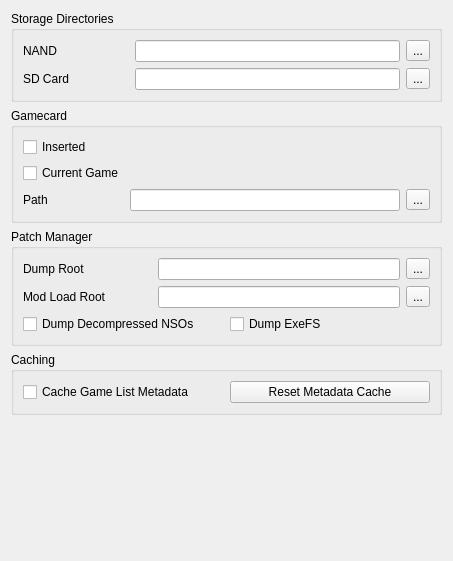
Qt form src/yuzu/configuration/configure_filesystem.ui (yuzu-emu-mirror/yuzu) before a commit.
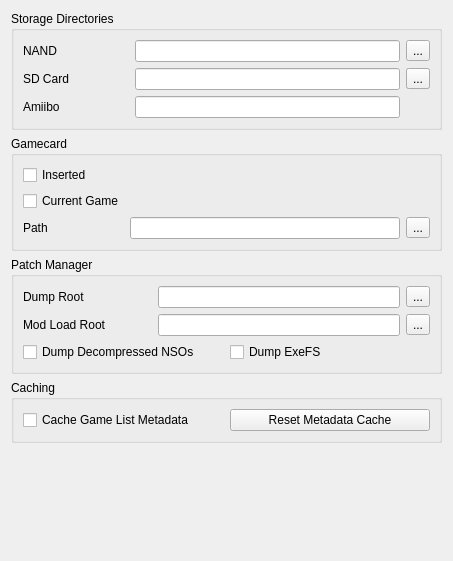
The same form after that commit.

Commit message: Add an option to set the amiibo directory

The edit to the form file:
```diff
--- a/src/yuzu/configuration/configure_filesystem.ui
+++ b/src/yuzu/configuration/configure_filesystem.ui
@@ -75,6 +75,39 @@
           </property>
          </spacer>
         </item>
+        <item row="2" column="2">
+         <widget class="QLineEdit" name="amiibo_directory_edit"/>
+        </item>
+        <item row="2" column="0">
+         <widget class="QLabel" name="label_3">
+          <property name="text">
+           <string>Amiibo</string>
+          </property>
+         </widget>
+        </item>
+        <item row="1" column="3">
+         <widget class="QToolButton" name="amiibo_directory_button">
+          <property name="text">
+           <string>...</string>
+          </property>
+         </widget>
+        </item>
+        <item row="0" column="1">
+         <spacer name="horizontalSpacer">
+          <property name="orientation">
+           <enum>Qt::Horizontal</enum>
+          </property>
+          <property name="sizeType">
+           <enum>QSizePolicy::Maximum</enum>
+          </property>
+          <property name="sizeHint" stdset="0">
+           <size>
+            <width>60</width>
+            <height>20</height>
+           </size>
+          </property>
+         </spacer>
+        </item>
        </layout>
       </widget>
      </item>
```
The commit also changes 3 other files.
